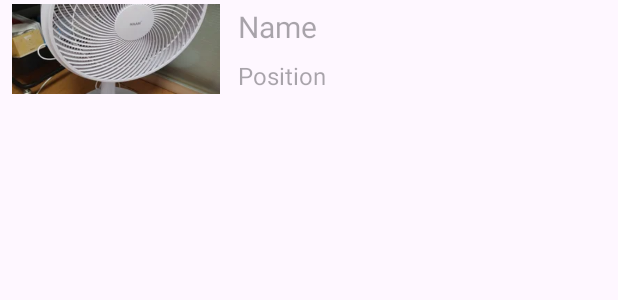
After one commit to subak96/kotlin, an Android app: the layout list.xml on its own in the app's theme, with its tools: preview values and no code run, on a phone screen of 412 x 824 dp. The commit adds this screen. Shown: the top 300 px of the screen. Run offline under Robolectric (Android 15) with nearby library versions, the phone set to English and light mode, and no system bars.

Commit message:
과제 메인페이지 UI 디자인 중

```diff
--- a/HomeWork3/app/src/main/java/com/example/homework3/Data.kt
+++ b/HomeWork3/app/src/main/java/com/example/homework3/Data.kt
@@ -1,3 +1,3 @@
 package com.example.homework3
 
-data class Data(val Icon:Int, val Name:String, val Age:String) {}
+data class Data(val Icon: Int, val Name:String, val Position:String) {}
--- /dev/null
+++ b/HomeWork3/app/src/main/res/layout/list.xml
@@ -0,0 +1,42 @@
+<?xml version="1.0" encoding="utf-8"?>
+<LinearLayout xmlns:android="http://schemas.android.com/apk/res/android"
+    android:layout_width="match_parent"
+    android:layout_height="wrap_content"
+    android:orientation="horizontal"
+    >
+    <ImageView
+        android:id="@+id/iconItem"
+        android:layout_width="@dimen/icon_size"
+        android:layout_height="@dimen/icon_size"
+        android:scaleType="centerCrop"
+        android:padding="@dimen/icon_padding"
+        android:layout_gravity="center_vertical"
+        android:layout_weight="1"
+        android:src="@drawable/sample1"
+        />
+    <LinearLayout
+        android:orientation="vertical"
+        android:layout_width="wrap_content"
+        android:layout_height="wrap_content"
+        android:layout_weight="2">
+        <TextView
+            android:id="@+id/textItem1"
+            android:layout_width="wrap_content"
+            android:layout_height="wrap_content"
+            android:textColor="@color/white"
+            android:textSize="@dimen/list_item_text_size1"
+            android:padding="@dimen/list_item_padding"
+            android:hint="Name"
+            />
+        <TextView
+            android:id="@+id/textItem2"
+            android:layout_width="wrap_content"
+            android:layout_height="wrap_content"
+            android:textColor="@color/white"
+            android:textSize="@dimen/list_item_text_size2"
+            android:padding="@dimen/list_item_padding"
+            android:hint="Position"
+            />
+    </LinearLayout>
+
+</LinearLayout>
--- /dev/null
+++ b/HomeWork3/app/src/main/res/values/diman.xml
@@ -0,0 +1,10 @@
+<resources>
+    <!-- Default screen margins, per the Android Design guidelines. -->
+    <dimen name="activity_horizontal_margin">16dp</dimen>
+    <dimen name="activity_vertical_margin">16dp</dimen>
+    <dimen name="list_item_text_size1">20dp</dimen>
+    <dimen name="list_item_text_size2">16dp</dimen>
+    <dimen name="list_item_padding">4dp</dimen>
+    <dimen name="icon_size">60dp</dimen>
+    <dimen name="icon_padding">8dp</dimen>
+</resources>
```
Also changed, not shown: HomeWork3/app/src/main/java/com/example/homework3/Adapter.kt (+25 -1 lines), HomeWork3/app/src/main/res/layout/activity_main.xml (+4 -4 lines), HomeWork3/app/src/main/res/drawable/arrow_down.png (renamed from HomeWork3/app/src/main/res/drawable/arrow_down_sign_to_navigate.png).
